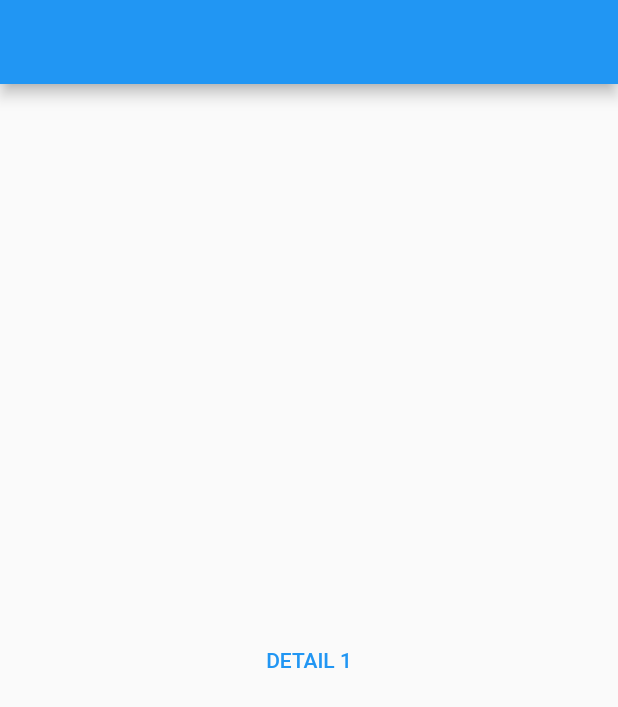
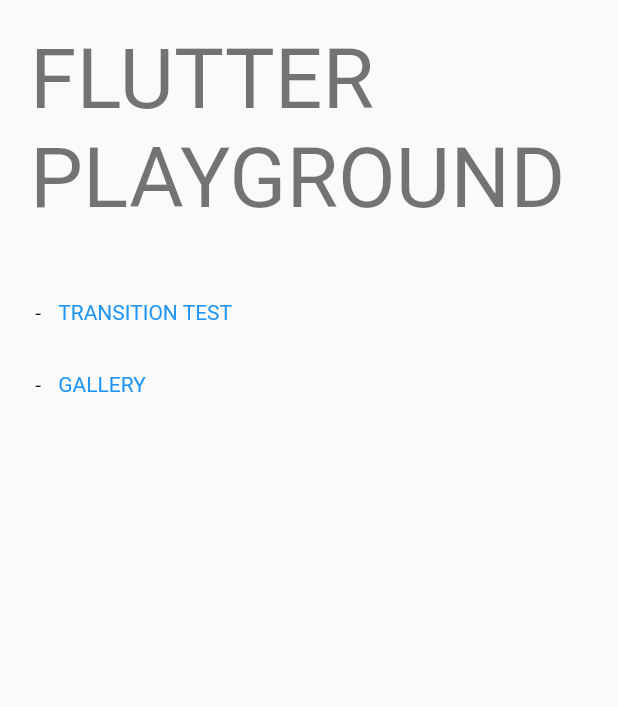
Before and after one commit to wasitu/flutter-playground, a Flutter app: the screen it shows after launch, on a phone screen of 412 x 824 dp. Shown: the top 707 px of the screen. Run offline on Flutter 3.47's test engine with Material 2 defaults, Android fonts, the light colour scheme and no system bars; our stand-ins replace cloud_firestore, firebase_core, recase; accounts and stored records are empty.

Commit message:
Add test gallery scene

```diff
--- a/lib/scenes/home.dart
+++ b/lib/scenes/home.dart
@@ -5,15 +5,54 @@
   @override
   Widget build(BuildContext context) {
     return Scaffold(
-      appBar: AppBar(),
-      body: Center(
-        child: TextButton(
-          child: Text('DETAIL 1'),
-          onPressed: () {
-            AppRouterDelegate.of(context).push('details#1');
-          },
+      // appBar: AppBar(),
+      body: Padding(
+        padding: const EdgeInsets.symmetric(horizontal: 20, vertical: 20),
+        child: Column(
+          crossAxisAlignment: CrossAxisAlignment.start,
+          children: [
+            Text(
+              'FLUTTER PLAYGROUND',
+              style: Theme.of(context).textTheme.headline2,
+            ),
+            SizedBox(height: 32),
+            // Text(
+            //   'TEST SCENES',
+            //   style: Theme.of(context).textTheme.headline6,
+            // ),
+            // SizedBox(height: 16),
+            buildMenuItem(
+              context: context,
+              text: 'TRANSITION TEST',
+              callback: () {
+                AppRouterDelegate.of(context).push('details#1');
+              },
+            ),
+            buildMenuItem(
+              context: context,
+              text: 'GALLERY',
+              callback: () {
+                AppRouterDelegate.of(context).push('gallery');
+              },
+            ),
+          ],
         ),
       ),
     );
   }
+
+  Row buildMenuItem(
+      {required BuildContext context,
+      required String text,
+      VoidCallback? callback}) {
+    return Row(
+      children: [
+        Text(' - '),
+        TextButton(
+          child: Text(text),
+          onPressed: callback,
+        ),
+      ],
+    );
+  }
 }
```
Also changed, not shown: lib/main.dart (+37 -25 lines), lib/routing/app_router_delegate.dart (+23 -5 lines), lib/scenes/gallery.dart (added, +112 -0 lines), pubspec.yaml (+11 -1 lines), pubspec.lock, 4 other files.
